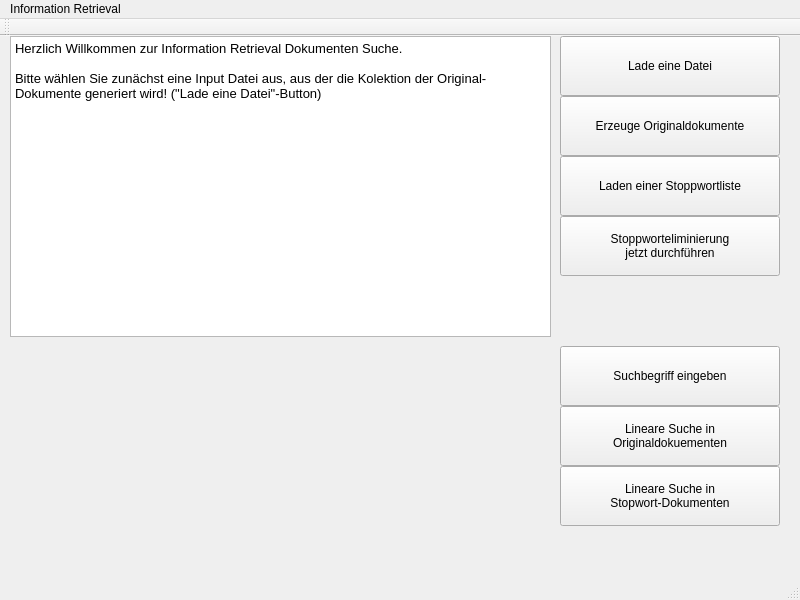
Above: mainwindow.ui from CalamariFritti/InformationRetrieval before the change. Below: the same form after it.
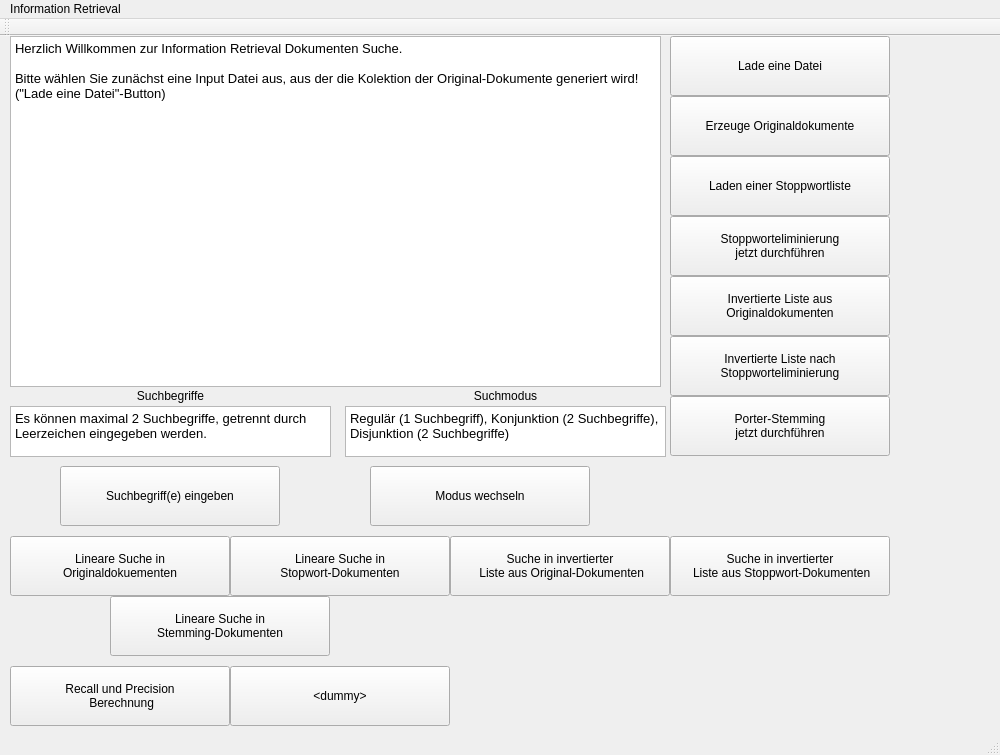
That is the form after the change.

The edit to the form file:
```diff
--- a/mainwindow.ui
+++ b/mainwindow.ui
@@ -6,8 +6,8 @@
    <rect>
     <x>0</x>
     <y>0</y>
-    <width>800</width>
-    <height>600</height>
+    <width>1000</width>
+    <height>755</height>
    </rect>
   </property>
   <property name="windowTitle">
@@ -19,8 +19,8 @@
      <rect>
       <x>10</x>
       <y>0</y>
-      <width>541</width>
-      <height>301</height>
+      <width>651</width>
+      <height>351</height>
      </rect>
     </property>
     <property name="html">
@@ -36,7 +36,7 @@
    <widget class="QPushButton" name="eliminateStopWords">
     <property name="geometry">
      <rect>
-      <x>560</x>
+      <x>670</x>
       <y>180</y>
       <width>220</width>
       <height>60</height>
@@ -50,7 +50,7 @@
    <widget class="QPushButton" name="loadFileButton">
     <property name="geometry">
      <rect>
-      <x>560</x>
+      <x>670</x>
       <y>0</y>
       <width>220</width>
       <height>60</height>
@@ -63,7 +63,7 @@
    <widget class="QPushButton" name="loadStoppWordList">
     <property name="geometry">
      <rect>
-      <x>560</x>
+      <x>670</x>
       <y>120</y>
       <width>220</width>
       <height>60</height>
@@ -76,7 +76,7 @@
    <widget class="QPushButton" name="createOriginalDocs">
     <property name="geometry">
      <rect>
-      <x>560</x>
+      <x>670</x>
       <y>60</y>
       <width>220</width>
       <height>60</height>
@@ -89,21 +89,21 @@
    <widget class="QPushButton" name="getTerm">
     <property name="geometry">
      <rect>
-      <x>560</x>
-      <y>310</y>
+      <x>60</x>
+      <y>430</y>
       <width>220</width>
       <height>60</height>
      </rect>
     </property>
     <property name="text">
-     <string>Suchbegriff eingeben</string>
+     <string>Suchbegriff(e) eingeben</string>
     </property>
    </widget>
    <widget class="QPushButton" name="linearSearchOrigDocs">
     <property name="geometry">
      <rect>
-      <x>560</x>
-      <y>370</y>
+      <x>10</x>
+      <y>500</y>
       <width>220</width>
       <height>60</height>
      </rect>
@@ -116,8 +116,8 @@
    <widget class="QPushButton" name="linearSearchStopDocs">
     <property name="geometry">
      <rect>
-      <x>560</x>
-      <y>430</y>
+      <x>230</x>
+      <y>500</y>
       <width>220</width>
       <height>60</height>
      </rect>
@@ -127,6 +127,196 @@
 Stopwort-Dokumenten</string>
     </property>
    </widget>
+   <widget class="QPushButton" name="recall">
+    <property name="geometry">
+     <rect>
+      <x>10</x>
+      <y>630</y>
+      <width>220</width>
+      <height>60</height>
+     </rect>
+    </property>
+    <property name="text">
+     <string>Recall und Precision
+ Berechnung</string>
+    </property>
+   </widget>
+   <widget class="QPushButton" name="precision">
+    <property name="geometry">
+     <rect>
+      <x>230</x>
+      <y>630</y>
+      <width>220</width>
+      <height>60</height>
+     </rect>
+    </property>
+    <property name="text">
+     <string>&lt;dummy&gt;</string>
+    </property>
+   </widget>
+   <widget class="QPushButton" name="porterStem">
+    <property name="geometry">
+     <rect>
+      <x>670</x>
+      <y>360</y>
+      <width>220</width>
+      <height>60</height>
+     </rect>
+    </property>
+    <property name="text">
+     <string>Porter-Stemming
+jetzt durchführen</string>
+    </property>
+   </widget>
+   <widget class="QPushButton" name="linearSearchStemmDocs">
+    <property name="geometry">
+     <rect>
+      <x>110</x>
+      <y>560</y>
+      <width>220</width>
+      <height>60</height>
+     </rect>
+    </property>
+    <property name="text">
+     <string>Lineare Suche in
+Stemming-Dokumenten</string>
+    </property>
+   </widget>
+   <widget class="QPushButton" name="invertListOrigDocs">
+    <property name="geometry">
+     <rect>
+      <x>670</x>
+      <y>240</y>
+      <width>220</width>
+      <height>60</height>
+     </rect>
+    </property>
+    <property name="text">
+     <string>Invertierte Liste aus 
+Originaldokumenten</string>
+    </property>
+   </widget>
+   <widget class="QPushButton" name="invertListStoppDocs">
+    <property name="geometry">
+     <rect>
+      <x>670</x>
+      <y>300</y>
+      <width>220</width>
+      <height>60</height>
+     </rect>
+    </property>
+    <property name="text">
+     <string>Invertierte Liste nach 
+Stoppworteliminierung</string>
+    </property>
+   </widget>
+   <widget class="QPushButton" name="linearSearchInvertList">
+    <property name="geometry">
+     <rect>
+      <x>450</x>
+      <y>500</y>
+      <width>220</width>
+      <height>60</height>
+     </rect>
+    </property>
+    <property name="text">
+     <string>Suche in invertierter
+ Liste aus Original-Dokumenten</string>
+    </property>
+   </widget>
+   <widget class="QTextBrowser" name="termBrowser">
+    <property name="geometry">
+     <rect>
+      <x>10</x>
+      <y>370</y>
+      <width>321</width>
+      <height>51</height>
+     </rect>
+    </property>
+    <property name="html">
+     <string>&lt;!DOCTYPE HTML PUBLIC &quot;-//W3C//DTD HTML 4.0//EN&quot; &quot;http://www.w3.org/TR/REC-html40/strict.dtd&quot;&gt;
+&lt;html&gt;&lt;head&gt;&lt;meta name=&quot;qrichtext&quot; content=&quot;1&quot; /&gt;&lt;style type=&quot;text/css&quot;&gt;
+p, li { white-space: pre-wrap; }
+&lt;/style&gt;&lt;/head&gt;&lt;body style=&quot; font-family:'Ubuntu'; font-size:10pt; font-weight:400; font-style:normal;&quot;&gt;
+&lt;p style=&quot; margin-top:0px; margin-bottom:0px; margin-left:0px; margin-right:0px; -qt-block-indent:0; text-indent:0px;&quot;&gt;Es können maximal 2 Suchbegriffe, getrennt durch Leerzeichen eingegeben werden.&lt;/p&gt;&lt;/body&gt;&lt;/html&gt;</string>
+    </property>
+   </widget>
+   <widget class="QTextBrowser" name="modeBrowser">
+    <property name="geometry">
+     <rect>
+      <x>345</x>
+      <y>370</y>
+      <width>321</width>
+      <height>51</height>
+     </rect>
+    </property>
+    <property name="html">
+     <string>&lt;!DOCTYPE HTML PUBLIC &quot;-//W3C//DTD HTML 4.0//EN&quot; &quot;http://www.w3.org/TR/REC-html40/strict.dtd&quot;&gt;
+&lt;html&gt;&lt;head&gt;&lt;meta name=&quot;qrichtext&quot; content=&quot;1&quot; /&gt;&lt;style type=&quot;text/css&quot;&gt;
+p, li { white-space: pre-wrap; }
+&lt;/style&gt;&lt;/head&gt;&lt;body style=&quot; font-family:'Ubuntu'; font-size:10pt; font-weight:400; font-style:normal;&quot;&gt;
+&lt;p style=&quot; margin-top:0px; margin-bottom:0px; margin-left:0px; margin-right:0px; -qt-block-indent:0; text-indent:0px;&quot;&gt;Regulär (1 Suchbegriff), Konjunktion (2 Suchbegriffe), Disjunktion (2 Suchbegriffe)&lt;/p&gt;&lt;/body&gt;&lt;/html&gt;</string>
+    </property>
+   </widget>
+   <widget class="QLabel" name="label">
+    <property name="geometry">
+     <rect>
+      <x>10</x>
+      <y>350</y>
+      <width>321</width>
+      <height>20</height>
+     </rect>
+    </property>
+    <property name="text">
+     <string>Suchbegriffe</string>
+    </property>
+    <property name="alignment">
+     <set>Qt::AlignCenter</set>
+    </property>
+   </widget>
+   <widget class="QLabel" name="label_2">
+    <property name="geometry">
+     <rect>
+      <x>350</x>
+      <y>350</y>
+      <width>311</width>
+      <height>20</height>
+     </rect>
+    </property>
+    <property name="text">
+     <string>Suchmodus</string>
+    </property>
+    <property name="alignment">
+     <set>Qt::AlignCenter</set>
+    </property>
+   </widget>
+   <widget class="QPushButton" name="getMode">
+    <property name="geometry">
+     <rect>
+      <x>370</x>
+      <y>430</y>
+      <width>220</width>
+      <height>60</height>
+     </rect>
+    </property>
+    <property name="text">
+     <string>Modus wechseln</string>
+    </property>
+   </widget>
+   <widget class="QPushButton" name="linearSearchInvertListStop">
+    <property name="geometry">
+     <rect>
+      <x>670</x>
+      <y>500</y>
+      <width>220</width>
+      <height>60</height>
+     </rect>
+    </property>
+    <property name="text">
+     <string>Suche in invertierter
+ Liste aus Stoppwort-Dokumenten</string>
+    </property>
+   </widget>
   </widget>
   <widget class="QToolBar" name="mainToolBar">
    <attribute name="toolBarArea">
@@ -142,7 +332,7 @@
     <rect>
      <x>0</x>
      <y>0</y>
-     <width>800</width>
+     <width>1000</width>
      <height>22</height>
     </rect>
    </property>
```
